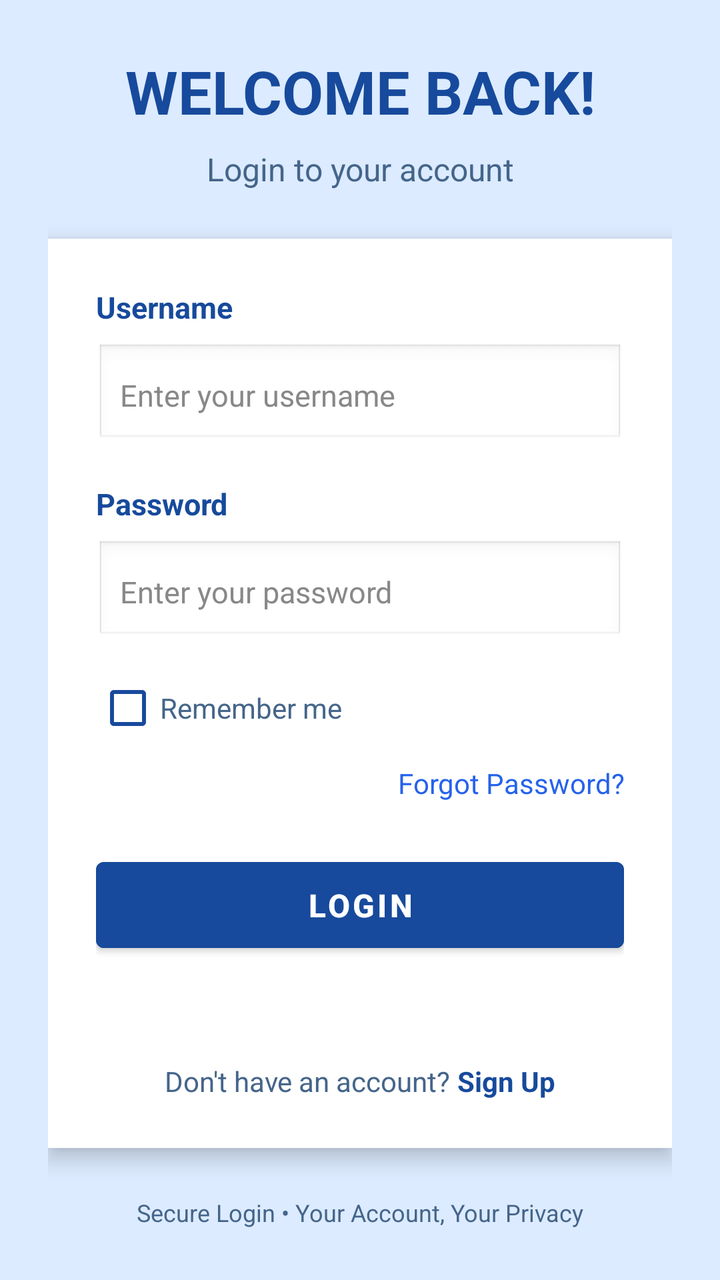
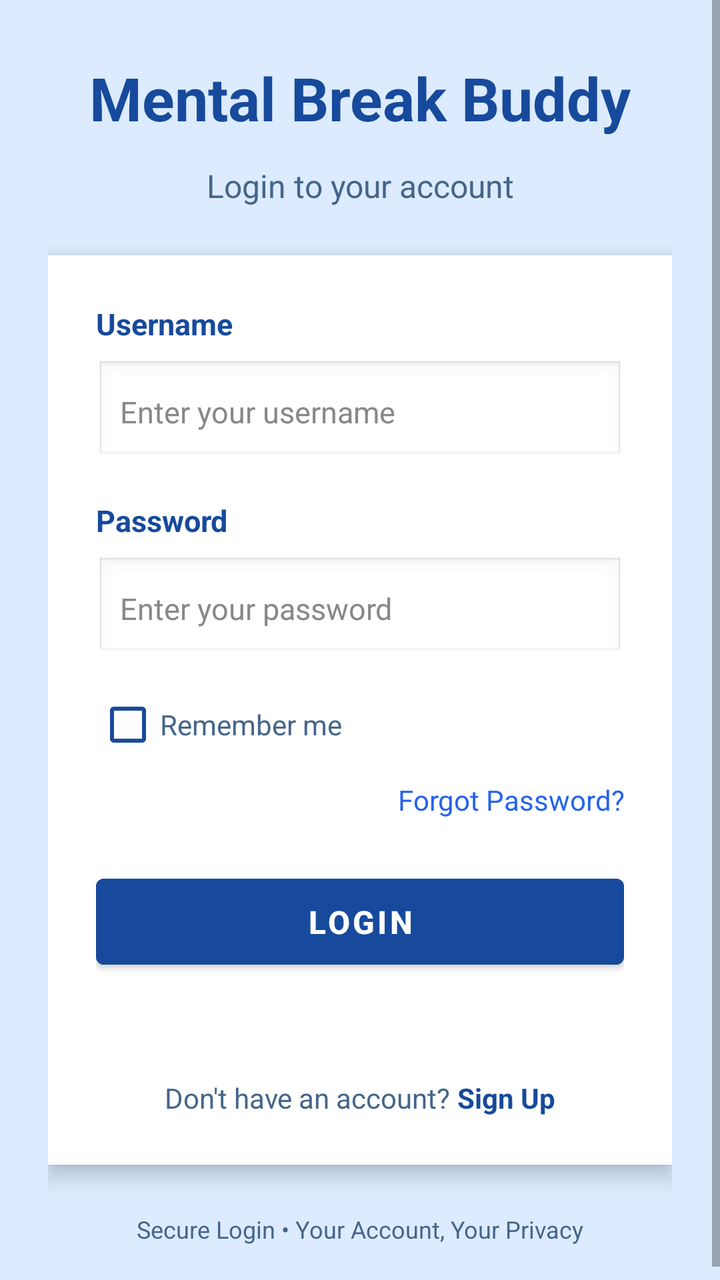

Compare the two renders of this Android layout. The source of the first and the diff that turns it into the second are given below.
<!-- AndroidManifest.xml: application theme Theme.Repov1 -->
<!-- res/layout/activity_userloginandsignup.xml -->
<?xml version="1.0" encoding="utf-8"?>
<ScrollView xmlns:android="http://schemas.android.com/apk/res/android"
    android:layout_width="match_parent"
    android:layout_height="match_parent"
    android:background="#DCEBFF"
    android:fillViewport="true">

    <LinearLayout
        android:layout_width="match_parent"
        android:layout_height="match_parent"
        android:gravity="center"
        android:orientation="vertical"
        android:padding="24dp">

        
        <TextView
            android:layout_width="match_parent"
            android:layout_height="wrap_content"
            android:gravity="center"
            android:text="WELCOME BACK!"
            android:textColor="#174A9C"
            android:textSize="30sp"
            android:textStyle="bold" />

        <TextView
            android:layout_width="match_parent"
            android:layout_height="wrap_content"
            android:layout_marginTop="8dp"
            android:layout_marginBottom="24dp"
            android:gravity="center"
            android:text="Login to your account"
            android:textColor="#45658A"
            android:textSize="16sp" />

        
        <LinearLayout
            android:id="@+id/loginCard"
            android:layout_width="match_parent"
            android:layout_height="wrap_content"
            android:background="#FFFFFF"
            android:elevation="6dp"
            android:orientation="vertical"
            android:padding="24dp">

            
            <TextView
                android:layout_width="match_parent"
                android:layout_height="wrap_content"
                android:text="Username"
                android:textColor="#174A9C"
                android:textSize="15sp"
                android:textStyle="bold" />

            <EditText
                android:id="@+id/etUsername"
                android:layout_width="match_parent"
                android:layout_height="52dp"
                android:layout_marginTop="8dp"
                android:layout_marginBottom="18dp"
                android:background="@android:drawable/edit_text"
                android:hint="Enter your username"
                android:inputType="text"
                android:padding="12dp"
                android:singleLine="true"
                android:textColor="#222222"
                android:textColorHint="#888888"
                android:textSize="15sp" />

            
            <TextView
                android:layout_width="match_parent"
                android:layout_height="wrap_content"
                android:text="Password"
                android:textColor="#174A9C"
                android:textSize="15sp"
                android:textStyle="bold" />

            <EditText
                android:id="@+id/etPassword"
                android:layout_width="match_parent"
                android:layout_height="52dp"
                android:layout_marginTop="8dp"
                android:background="@android:drawable/edit_text"
                android:hint="Enter your password"
                android:inputType="textPassword"
                android:padding="12dp"
                android:singleLine="true"
                android:textColor="#222222"
                android:textColorHint="#888888"
                android:textSize="15sp" />

            
            <CheckBox
                android:id="@+id/cbRemember"
                android:layout_width="wrap_content"
                android:layout_height="wrap_content"
                android:layout_marginTop="8dp"
                android:buttonTint="#174A9C"
                android:text="Remember me"
                android:textColor="#45658A"
                android:textSize="14sp" />

            
            <TextView
                android:id="@+id/tvForgotPassword"
                android:layout_width="match_parent"
                android:layout_height="wrap_content"
                android:layout_marginTop="4dp"
                android:gravity="end"
                android:text="Forgot Password?"
                android:textColor="#2563EB"
                android:textSize="14sp" />

            
            <Button
                android:id="@+id/btnLogin"
                android:layout_width="match_parent"
                android:layout_height="55dp"
                android:layout_marginTop="24dp"
                android:backgroundTint="#174A9C"
                android:text="LOGIN"
                android:textColor="#FFFFFF"
                android:textSize="16sp"
                android:textStyle="bold" />

            
            <TextView
                android:id="@+id/tvLoginMessage"
                android:layout_width="match_parent"
                android:layout_height="wrap_content"
                android:layout_marginTop="12dp"
                android:gravity="center"
                android:text=""
                android:textColor="#D32F2F"
                android:textSize="14sp" />

            
            <LinearLayout
                android:layout_width="match_parent"
                android:layout_height="wrap_content"
                android:layout_marginTop="20dp"
                android:gravity="center"
                android:orientation="horizontal">

                <TextView
                    android:layout_width="wrap_content"
                    android:layout_height="wrap_content"
                    android:text="Don't have an account? "
                    android:textColor="#45658A"
                    android:textSize="14sp" />

                <TextView
                    android:id="@+id/tvCreateAccount"
                    android:layout_width="wrap_content"
                    android:layout_height="wrap_content"
                    android:text="Sign Up"
                    android:textColor="#174A9C"
                    android:textSize="14sp"
                    android:textStyle="bold" />

            </LinearLayout>

        </LinearLayout>

        
        <TextView
            android:layout_width="match_parent"
            android:layout_height="wrap_content"
            android:layout_marginTop="24dp"
            android:gravity="center"
            android:text="Secure Login • Your Account, Your Privacy"
            android:textColor="#45658A"
            android:textSize="12sp" />

    </LinearLayout>

</ScrollView>
<!-- resources referenced by this layout -->
<resources>
  <style name="Theme.Repov1" parent="Theme.MaterialComponents.DayNight.DarkActionBar">
          
          <item name="colorPrimary">@color/purple_500</item>
          <item name="colorPrimaryVariant">@color/purple_700</item>
          <item name="colorOnPrimary">@color/white</item>
          
          <item name="colorSecondary">@color/teal_200</item>
          <item name="colorSecondaryVariant">@color/teal_700</item>
          <item name="colorOnSecondary">@color/black</item>
          
          <item name="android:statusBarColor">?attr/colorPrimaryVariant</item>
          
      </style>
  <color name="purple_500">#FF6200EE</color>
  <color name="purple_700">#FF3700B3</color>
  <color name="white">#FFFFFFFF</color>
  <color name="teal_200">#FF03DAC5</color>
  <color name="teal_700">#FF018786</color>
  <color name="black">#FF000000</color>
</resources>

<!-- the commit's change to res/layout/activity_userloginandsignup.xml (unified diff, before → after) -->
@@ -14,10 +14,10 @@
 
         
         <TextView
-            android:layout_width="match_parent"
-            android:layout_height="wrap_content"
+            android:layout_width="383dp"
+            android:layout_height="50dp"
             android:gravity="center"
-            android:text="WELCOME BACK!"
+            android:text="Mental Break Buddy"
             android:textColor="#174A9C"
             android:textSize="30sp"
             android:textStyle="bold" />
